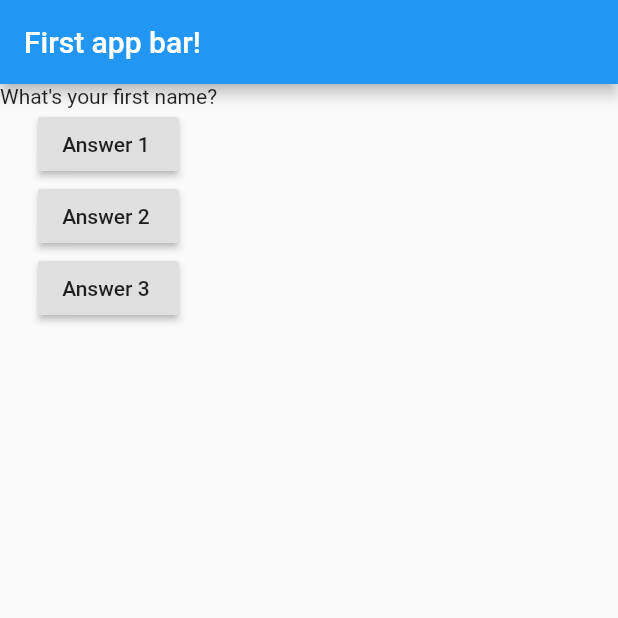
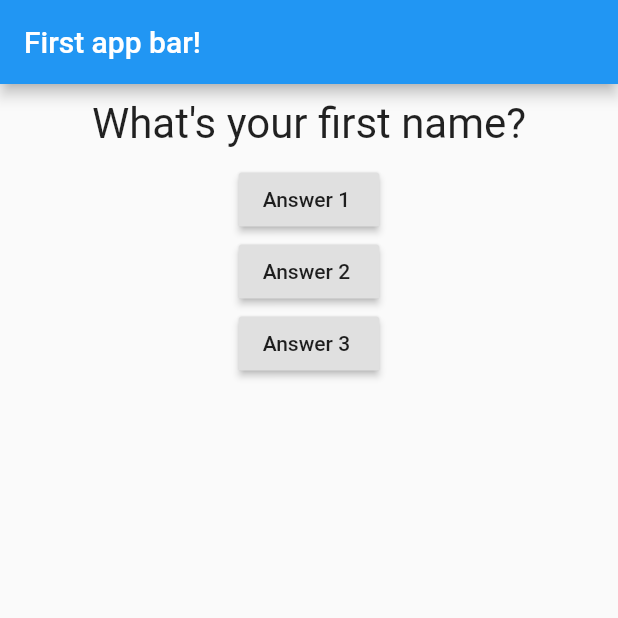
Before and after one commit to AbdulrahmanAlaa/flutter-app, a Flutter app: the screen it shows after launch, on a phone screen of 412 x 824 dp, the top half of it. Run offline on Flutter 3.47's test engine with Material 2 defaults, Android fonts, the phone set to English and light mode, and no system bars.

Commit message:
styling question part

```diff
--- a/lib/quesion.dart
+++ b/lib/quesion.dart
@@ -5,8 +5,16 @@ class Question extends StatelessWidget {
   Question(this.questionText);
   @override
   Widget build(BuildContext context) {
-    return Text(
-      questionText
+    return Container(
+      width: double.infinity,
+      margin: EdgeInsets.all(10),
+      child: Text(
+        questionText,
+        textAlign: TextAlign.center,
+        style: TextStyle(
+          fontSize: 28,
+        ),
+      ),
     );
   }
 }
```
